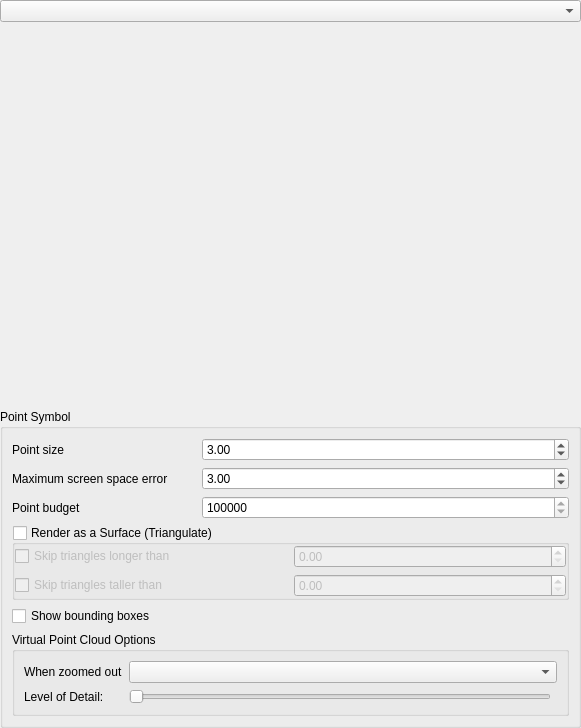
First picture: the form in src/ui/3d/qgspointcloud3dsymbolwidget.ui, repository qgis/QGIS, before the edit.
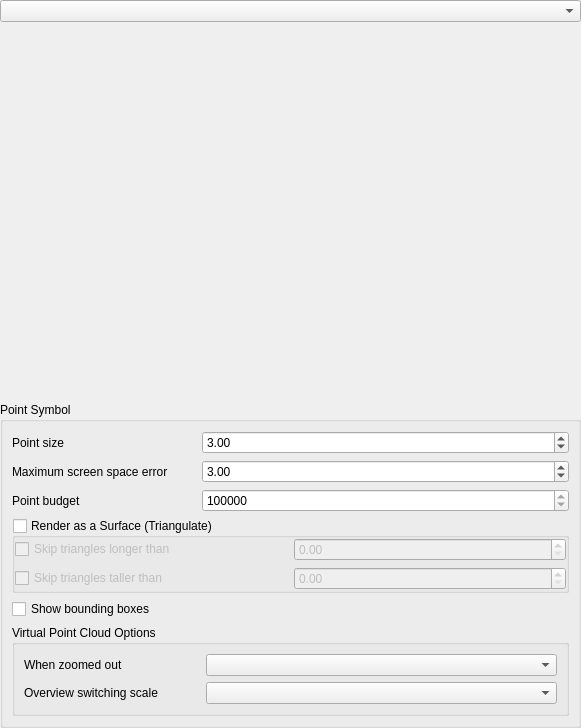
Second picture: the form after the edit. Custom widgets are drawn as their Qt base class.

Commit message:
change from slider to combobox
rename zoomOutMultiplier to overviewSwitchingScale

Diff of the .ui file:
```diff
--- a/src/ui/3d/qgspointcloud3dsymbolwidget.ui
+++ b/src/ui/3d/qgspointcloud3dsymbolwidget.ui
@@ -194,6 +194,13 @@
          <bool>false</bool>
         </property>
         <layout class="QGridLayout" name="gridLayout_5">
+         <item row="1" column="0">
+          <widget class="QLabel" name="label">
+           <property name="text">
+            <string>Overview switching scale</string>
+           </property>
+          </widget>
+         </item>
          <item row="0" column="0">
           <widget class="QLabel" name="label_4">
            <property name="text">
@@ -204,19 +211,8 @@
          <item row="0" column="1" colspan="2">
           <widget class="QComboBox" name="mZoomOutOptions"/>
          </item>
-         <item row="1" column="0">
-          <widget class="QLabel" name="label">
-           <property name="text">
-            <string>Level of Detail:</string>
-           </property>
-          </widget>
-         </item>
-         <item row="1" column="1">
-          <widget class="QSlider" name="mZoomOutMultiplier">
-            <property name="orientation">
-              <enum>Qt::Orientation::Horizontal</enum>
-            </property>
-          </widget>
+         <item row="1" column="1" colspan="2">
+          <widget class="QComboBox" name="mOverviewSwitchingScale"/>
          </item>
         </layout>
        </widget>
```
The commit also changes 18 other files.
